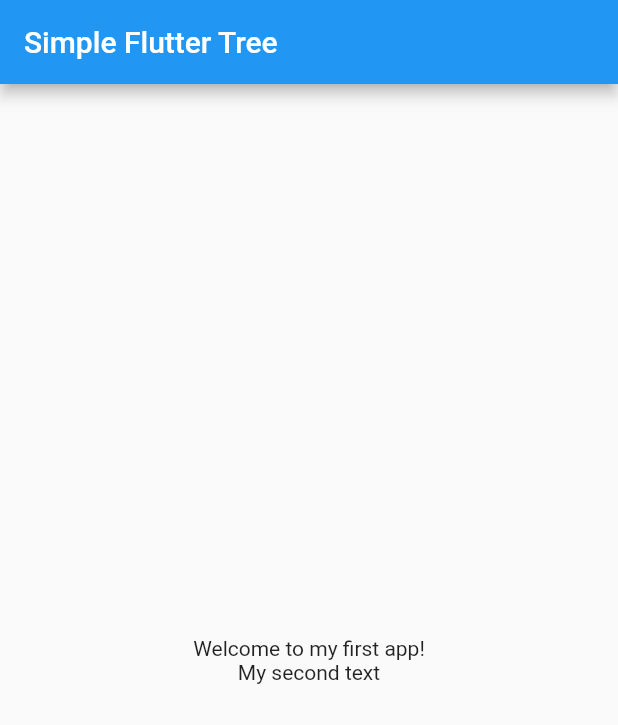
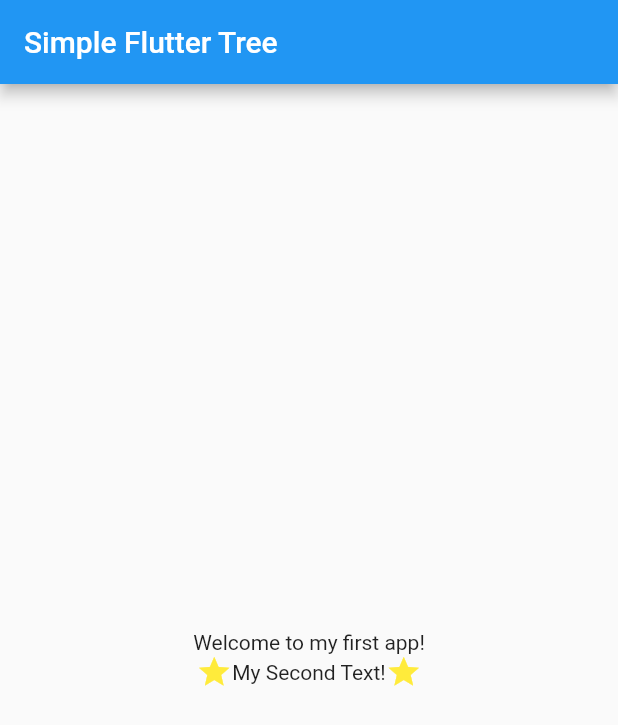
Before and after one commit to AHKAH/Week-2---Example, a Flutter app: the screen it shows after launch, on a phone screen of 412 x 824 dp. Shown: the top 725 px of the screen. Run offline on Flutter 3.47's test engine with Material 2 defaults, Android fonts, the phone set to English and light mode, and no system bars.

Commit message:
Row Example

```diff
--- a/lib/pages/home.dart
+++ b/lib/pages/home.dart
@@ -1,5 +1,3 @@
-// ignore_for_file: sized_box_for_whitespace
-
 import 'package:flutter/material.dart';
 
 class MyHomePage extends StatelessWidget {
@@ -8,22 +6,23 @@ class MyHomePage extends StatelessWidget {
   @override
   Widget build(BuildContext context) {
     return Scaffold(
-      appBar: AppBar(
-        title: const Text('Simple Flutter Tree'),
+      appBar:  AppBar(
+        title:const Text('Simple Flutter Tree'),
       ),
-      body: SafeArea(
-        child: Container(
-          // Make it fill the width of the app
-          width: double.infinity,
-          //try remove the line above and see what happens.
-          child: const Column(
-            mainAxisAlignment: MainAxisAlignment.center,
-            crossAxisAlignment: CrossAxisAlignment.center,
-            children: [
-              Text('Welcome to my first app!'),
-              Text('My second text')
-            ],
-          ),
+      body:const SafeArea(
+        child: Column(
+          mainAxisAlignment: MainAxisAlignment.center,
+          children: [
+            Text('Welcome to my first app!'),
+            Row(
+              mainAxisAlignment: MainAxisAlignment.center,
+              children: [
+                Icon(Icons.star, color: Colors.yellow),
+                Text('My Second Text!'),
+                Icon(Icons.star, color: Colors.yellow),
+              ],
+            ),
+          ],
         ),
       ),
     );
```
